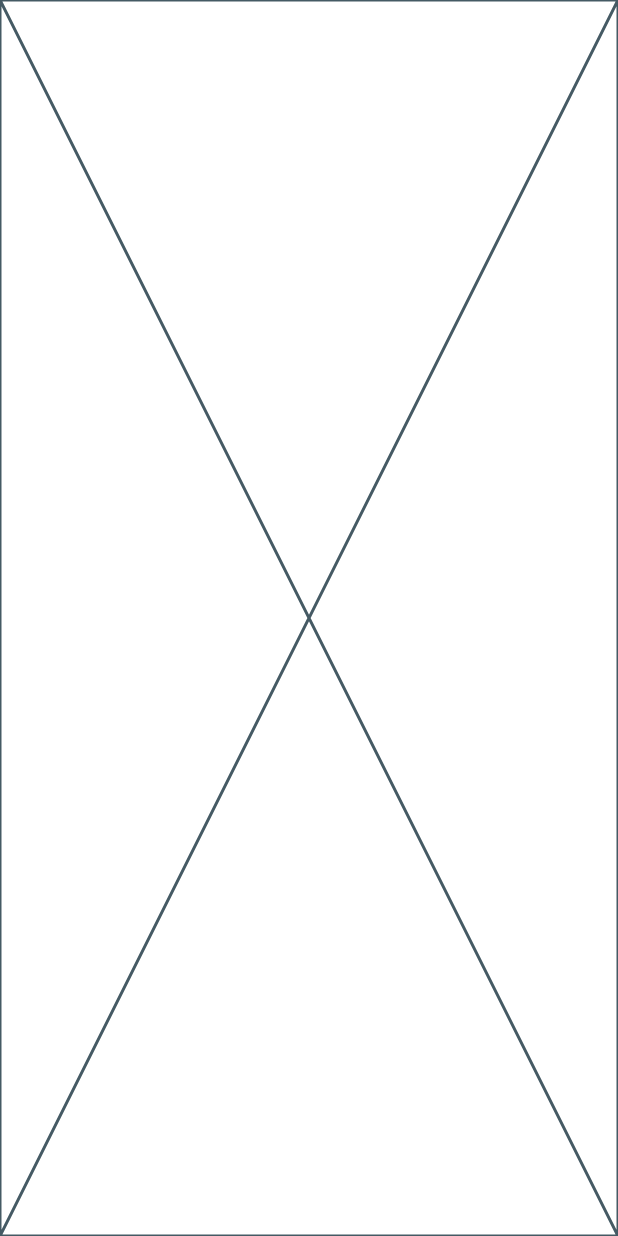
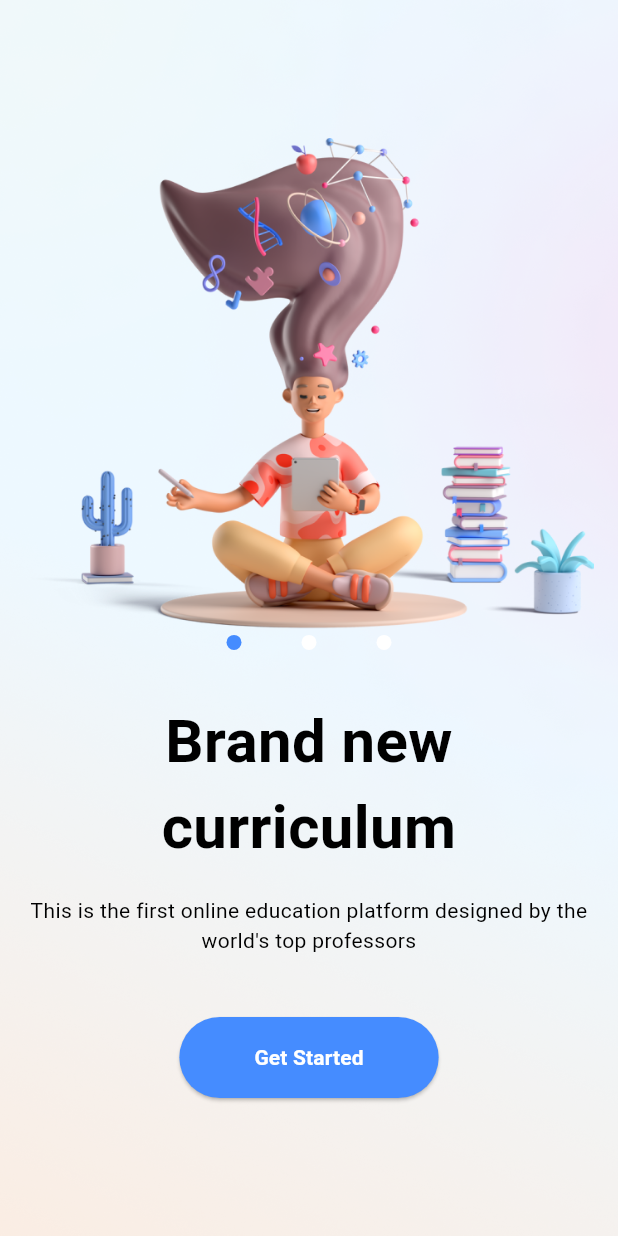
Before and after one commit to AabhashRai13/education_app, a Flutter app: the screen it shows after launch, on a phone screen of 412 x 824 dp. Run offline on Flutter 3.47's test engine with Material 3 defaults, Android fonts, the phone set to English and light mode, and no system bars; drawn by our look-alikes of smooth_page_indicator; our stand-ins replace dartz, equatable, flutter_bloc, get_it, lottie, shared_preferences; Roboto replaces fonts that are missing (Aeonik, Poppins).

Commit message:
on boarding completed

```diff
--- /dev/null
+++ b/lib/core/common/widgets/gradient_background.dart
@@ -0,0 +1,26 @@
+import 'package:flutter/material.dart';
+
+class GradientBackground extends StatelessWidget {
+  const GradientBackground({
+    required this.child,
+    required this.image,
+    super.key,
+  });
+
+  final Widget child;
+  final String image;
+
+  @override
+  Widget build(BuildContext context) {
+    return Container(
+      constraints: const BoxConstraints.expand(),
+      decoration: BoxDecoration(
+        image: DecorationImage(
+          image: AssetImage(image),
+          fit: BoxFit.cover,
+        ),
+      ),
+      child: SafeArea(child: child),
+    );
+  }
+}
--- a/lib/core/errors/failures.dart
+++ b/lib/core/errors/failures.dart
@@ -18,7 +18,7 @@ abstract class Failure extends Equatable {
 }
 
 class CacheFailure extends Failure {
-  CacheFailure({required super.message,  super.statusCode = 500});
+  CacheFailure({required super.message, required super.statusCode});
 }
 
 class ServerFailure extends Failure {
--- /dev/null
+++ b/lib/core/extensions/context_extension.dart
@@ -0,0 +1,12 @@
+
+import 'package:flutter/material.dart';
+
+extension ContextExt on BuildContext {
+  ThemeData get theme => Theme.of(this);
+
+  MediaQueryData get mediaQuery => MediaQuery.of(this);
+
+  Size get size => mediaQuery.size;
+  double get width => size.width;
+  double get height => size.height;
+}
--- a/lib/core/services/router.dart
+++ b/lib/core/services/router.dart
@@ -1,13 +1,19 @@
 import 'package:education_app/core/common/views/page_under_construction.dart';
-import 'package:education_app/src/on_boarding/presentation/on_boarding_screen.dart';
+import 'package:education_app/core/services/injection_container.dart';
+import 'package:education_app/src/on_boarding/presentation/cubit/on_boarding_cubit.dart';
+import 'package:education_app/src/on_boarding/presentation/views/on_boarding_screen.dart';
 import 'package:flutter/cupertino.dart';
 import 'package:flutter/material.dart';
+import 'package:flutter_bloc/flutter_bloc.dart';
 
 Route<dynamic> generateRoute(RouteSettings settings) {
   switch (settings.name) {
     case OnBoardingScreen.routeName:
       return _pageBuilder(
-        (_) => const OnBoardingScreen(),
+        (_) => BlocProvider(
+          create: (_) => sl<OnBoardingCubit>(),
+          child: const OnBoardingScreen(),
+        ),
         settings: settings,
       );
     default:
--- a/lib/core/utils/typdefs.dart
+++ b/lib/core/utils/typdefs.dart
@@ -1,3 +1,4 @@
+
 import 'package:dartz/dartz.dart';
 import 'package:education_app/core/errors/failures.dart';
 
--- a/lib/main.dart
+++ b/lib/main.dart
@@ -1,9 +1,12 @@
 import 'package:education_app/core/res/colours.dart';
 import 'package:education_app/core/res/fonts.dart';
+import 'package:education_app/core/services/injection_container.dart';
 import 'package:education_app/core/services/router.dart';
 import 'package:flutter/material.dart';
 
-void main() {
+void main()async {
+  WidgetsFlutterBinding.ensureInitialized();
+  await init();
   runApp(const MyApp());
 }
 
--- /dev/null
+++ b/lib/src/on_boarding/presentation/cubit/on_boarding_cubit.dart
@@ -0,0 +1,38 @@
+import 'package:education_app/src/on_boarding/domain/usecases/cache_first_timer.dart';
+import 'package:education_app/src/on_boarding/domain/usecases/check_if_user_is_first_timer.dart';
+import 'package:equatable/equatable.dart';
+import 'package:flutter_bloc/flutter_bloc.dart';
+
+part 'on_boarding_state.dart';
+
+class OnBoardingCubit extends Cubit<OnBoardingState> {
+  OnBoardingCubit({
+    required CacheFirstTimer cacheFirstTimer,
+    required CheckIfUserIsFirstTimer checkIfUserIsFirstTimer,
+  })  : _cacheFirstTimer = cacheFirstTimer,
+        _checkIfUserIsFirstTimer = checkIfUserIsFirstTimer,
+        super(const OnBoardingInitial());
+
+  final CacheFirstTimer _cacheFirstTimer;
+  final CheckIfUserIsFirstTimer _checkIfUserIsFirstTimer;
+
+  Future<void> cacheFirstTimer() async {
+    emit(const CachingFirstTimer());
+    final result = await _cacheFirstTimer();
+
+    result.fold(
+      (failure) => emit(OnBoardingError(failure.errorMessage)),
+      (_) => emit(const UserCached()),
+    );
+  }
+
+  Future<void> checkIfUserIsFirstTimer() async {
+    emit(const CheckingIfUserIsFirstTimer());
+    final result = await _checkIfUserIsFirstTimer();
+
+    result.fold(
+      (failure) => emit(const OnBoardingStatus(isFirstTimer: true)),
+      (status) => emit(OnBoardingStatus(isFirstTimer: status)),
+    );
+  }
+}
--- /dev/null
+++ b/lib/src/on_boarding/presentation/cubit/on_boarding_state.dart
@@ -0,0 +1,42 @@
+part of 'on_boarding_cubit.dart';
+
+abstract class OnBoardingState extends Equatable {
+  const OnBoardingState();
+
+  @override
+  List<Object> get props => [];
+}
+
+class OnBoardingInitial extends OnBoardingState {
+  const OnBoardingInitial();
+}
+
+class CachingFirstTimer extends OnBoardingState {
+  const CachingFirstTimer();
+}
+
+class CheckingIfUserIsFirstTimer extends OnBoardingState {
+  const CheckingIfUserIsFirstTimer();
+}
+
+class UserCached extends OnBoardingState {
+  const UserCached();
+}
+
+class OnBoardingStatus extends OnBoardingState {
+  const OnBoardingStatus({required this.isFirstTimer});
+
+  final bool isFirstTimer;
+
+  @override
+  List<bool> get props => [isFirstTimer];
+}
+
+class OnBoardingError extends OnBoardingState {
+  const OnBoardingError(this.message);
+
+  final String message;
+
+  @override
+  List<String> get props => [message];
+}
--- a/lib/src/on_boarding/presentation/on_boarding_screen.dart
+++ /dev/null
@@ -1,12 +0,0 @@
-import 'package:flutter/material.dart';
-
-class OnBoardingScreen extends StatelessWidget {
-  const OnBoardingScreen({super.key});
-
-  static const routeName = '/';
-
-  @override
-  Widget build(BuildContext context) {
-    return const Placeholder();
-  }
-}
--- /dev/null
+++ b/lib/src/on_boarding/presentation/views/on_boarding_screen.dart
@@ -0,0 +1,87 @@
+import 'package:education_app/core/common/views/loading_view.dart';
+import 'package:education_app/core/common/widgets/gradient_background.dart';
+import 'package:education_app/core/res/colours.dart';
+import 'package:education_app/core/res/media_res.dart';
+import 'package:education_app/src/on_boarding/domain/entities/page_content.dart';
+import 'package:education_app/src/on_boarding/presentation/cubit/on_boarding_cubit.dart';
+import 'package:education_app/src/on_boarding/presentation/widgets/on_boarding_body.dart';
+import 'package:flutter/material.dart';
+import 'package:flutter_bloc/flutter_bloc.dart';
+import 'package:smooth_page_indicator/smooth_page_indicator.dart';
+
+class OnBoardingScreen extends StatefulWidget {
+  const OnBoardingScreen({super.key});
+
+  static const routeName = '/';
+
+  @override
+  State<OnBoardingScreen> createState() => _OnBoardingScreenState();
+}
+
+class _OnBoardingScreenState extends State<OnBoardingScreen> {
+  final pageController = PageController();
+
+  @override
+  void initState() {
+    super.initState();
+    context.read<OnBoardingCubit>().checkIfUserIsFirstTimer();
+  }
+
+  @override
+  Widget build(BuildContext context) {
+    return Scaffold(
+      backgroundColor: Colors.white,
+      body: GradientBackground(
+        image: MediaRes.onBoardingBackground,
+        child: BlocConsumer<OnBoardingCubit, OnBoardingState>(
+          listener: (context, state) {
+            if (state is OnBoardingStatus && !state.isFirstTimer) {
+              Navigator.pushReplacementNamed(context, '/home');
+            } else if (state is UserCached) {
+              // TODO(User-Cached-Handler): Push to the appropriate screen
+            }
+          },
+          builder: (context, state) {
+            if (state is CheckingIfUserIsFirstTimer ||
+                state is CachingFirstTimer) {
+              return const LoadingView();
+            }
+            return Stack(
+              children: [
+                PageView(
+                  controller: pageController,
+                  children: const [
+                    OnBoardingBody(pageContent: PageContent.first()),
+                    OnBoardingBody(pageContent: PageContent.second()),
+                    OnBoardingBody(pageContent: PageContent.third()),
+                  ],
+                ),
+                Align(
+                  alignment: const Alignment(0, .04),
+                  child: SmoothPageIndicator(
+                    controller: pageController,
+                    count: 3,
+                    onDotClicked: (index) {
+                      pageController.animateToPage(
+                        index,
+                        duration: const Duration(milliseconds: 500),
+                        curve: Curves.easeInOut,
+                      );
+                    },
+                    effect: const WormEffect(
+                      dotHeight: 10,
+                      dotWidth: 10,
+                      spacing: 40,
+                      activeDotColor: Colours.primaryColour,
+                      dotColor: Colors.white,
+                    ),
+                  ),
+                ),
+              ],
+            );
+          },
+        ),
+      ),
+    );
+  }
+}
--- /dev/null
+++ b/lib/src/on_boarding/presentation/widgets/on_boarding_body.dart
@@ -0,0 +1,67 @@
+import 'package:education_app/core/extensions/context_extension.dart';
+import 'package:education_app/core/res/colours.dart';
+import 'package:education_app/core/res/fonts.dart';
+import 'package:education_app/src/on_boarding/domain/entities/page_content.dart';
+import 'package:education_app/src/on_boarding/presentation/cubit/on_boarding_cubit.dart';
+import 'package:flutter/material.dart';
+import 'package:flutter_bloc/flutter_bloc.dart';
+
+class OnBoardingBody extends StatelessWidget {
+  const OnBoardingBody({required this.pageContent, super.key});
+
+  final PageContent pageContent;
+
+  @override
+  Widget build(BuildContext context) {
+    return Column(
+      mainAxisAlignment: MainAxisAlignment.center,
+      children: [
+        Image.asset(pageContent.image, height: context.height * .4),
+        SizedBox(height: context.height * .03),
+        Padding(
+          padding: const EdgeInsets.all(20).copyWith(bottom: 0),
+          child: Column(
+            children: [
+              Text(
+                pageContent.title,
+                textAlign: TextAlign.center,
+                style: const TextStyle(
+                  fontFamily: Fonts.aeonik,
+                  fontSize: 40,
+                  fontWeight: FontWeight.bold,
+                ),
+              ),
+              SizedBox(height: context.height * .02),
+              Text(
+                pageContent.description,
+                textAlign: TextAlign.center,
+                style: const TextStyle(fontSize: 14),
+              ),
+              SizedBox(height: context.height * .05),
+              ElevatedButton(
+                style: ElevatedButton.styleFrom(
+                  padding: const EdgeInsets.symmetric(
+                    horizontal: 50,
+                    vertical: 17,
+                  ),
+                  backgroundColor: Colours.primaryColour,
+                  foregroundColor: Colors.white,
+                ),
+                onPressed: () {
+                  context.read<OnBoardingCubit>().cacheFirstTimer();
+                },
+                child: const Text(
+                  'Get Started',
+                  style: TextStyle(
+                    fontFamily: Fonts.aeonik,
+                    fontWeight: FontWeight.bold,
+                  ),
+                ),
+              ),
+            ],
+          ),
+        ),
+      ],
+    );
+  }
+}
```
Also changed, not shown: lib/core/common/views/loading_view.dart (added, +21 -0 lines), lib/core/common/views/page_under_construction.dart (+4 -11 lines), lib/core/services/injection_container.dart (added, +30 -0 lines), lib/src/on_boarding/data/datasources/on_boarding_local_data_source.dart (+32 -0 lines), lib/src/on_boarding/data/repos/on_boarding_repo_impl.dart (+7 -2 lines), lib/core/errors/exceptions.dart (line endings or trailing spaces), 5 other files.
